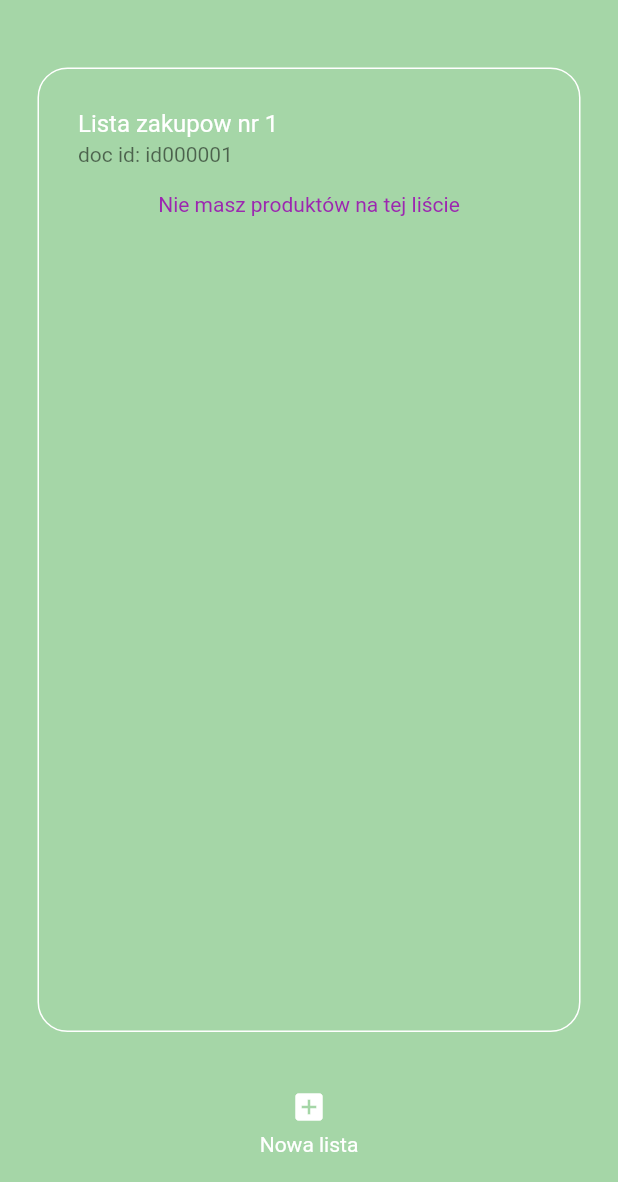
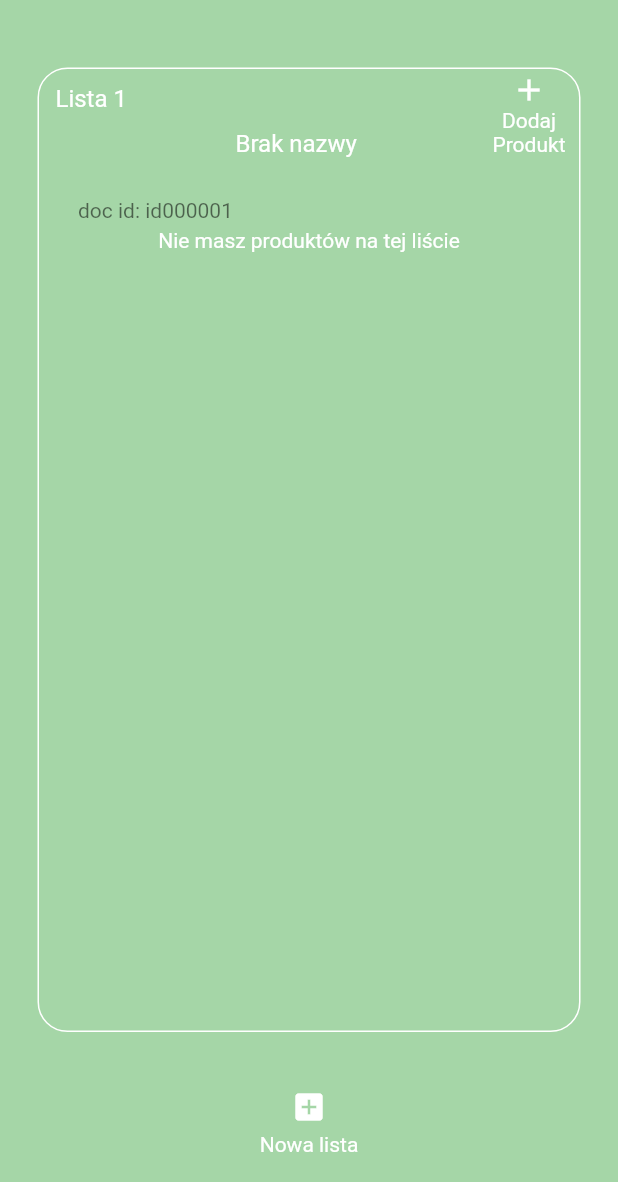
Before and after one commit to drekyyy/flutter_firebase_auth, a Flutter app: the screen it shows once a user with an empty profile is signed in, after a tap on "Nowa lista", on a phone screen of 412 x 824 dp, the part 54-1236 px from its top. Run offline on Flutter 3.47's test engine with Material 2 defaults, Android fonts, the phone set to English and light mode, and no system bars; our stand-ins replace cloud_firestore, firebase_auth, firebase_core, flutter_spinkit; accounts and stored records are empty.

Commit message:
feat(_buildList) change name of list (alertdialog window + backend), add product button

```diff
--- a/lib/screens/user/home_page/home_page.dart
+++ b/lib/screens/user/home_page/home_page.dart
@@ -1,5 +1,6 @@
 import 'package:cloud_firestore/cloud_firestore.dart';
 import 'package:flutter/material.dart';
+import 'package:flutter/services.dart';
 import 'package:flutter_shopping_list/screens/user/home_page/components/hamburger_menu.dart';
 import 'package:flutter_shopping_list/screens/user/settings_page/settings_page.dart';
 import 'package:flutter_shopping_list/services/authentication_service.dart';
@@ -62,10 +63,11 @@ class _HomePageState extends State<HomePage> {
                   builder: (context, AsyncSnapshot snapshot) {
                     if (!snapshot.hasData) return const Loading();
                     if (snapshot.data.docs.length == 0) {
-                      return const Text('Nie masz jeszcze listy zakupów',
-                          style: TextStyle(color: Colors.purple));
+                      return const Center(
+                          child: Text('Nie masz jeszcze listy zakupów',
+                              style: TextStyle(color: Colors.white)));
                     }
-                    //building listview for each shopping list
+                    //building horizontal listview for each shopping list
                     return ListView.builder(
                       shrinkWrap: true,
                       scrollDirection: Axis.horizontal,
@@ -93,12 +95,92 @@ Widget _buildList(BuildContext context, DocumentSnapshot listDoc, String userId,
       child: Column(children: [
         ListTile(
           onTap: () {},
-          title: Row(
-            children: [
-              Text('Lista zakupow nr ' + (index + 1).toString(),
-                  style: const TextStyle(color: Colors.white)),
-            ],
-          ),
+          title: Column(children: [
+            Row(mainAxisAlignment: MainAxisAlignment.spaceBetween, children: [
+              Container(
+                  transform: Matrix4.translationValues(-15.0, -30.0, 0.0),
+                  child: Text('Lista ' + (index + 1).toString(),
+                      style: const TextStyle(color: Colors.white))),
+              Flexible(
+                  child: TextButton(
+                      onPressed: () {},
+                      onLongPress: () {
+                        final _formKey = GlobalKey<FormState>();
+                        final TextEditingController listNameController =
+                            TextEditingController();
+                        String listName;
+                        String? firebaseResponse = '';
+                        showDialog<String>(
+                          context: context,
+                          builder: (BuildContext context) => AlertDialog(
+                            title: const Text('Zmiana nazwy listy',
+                                style: TextStyle(
+                                    color: Color.fromARGB(255, 165, 214, 167))),
+                            content: Form(
+                                key: _formKey,
+                                child: Column(
+                                  mainAxisSize: MainAxisSize.min,
+                                  children: [
+                                    TextFormField(
+                                        validator: (val) {
+                                          if (val == null || val.isEmpty) {
+                                            return 'Please enter some text.';
+                                          }
+                                          if (val.length > 20) {
+                                            return 'List name too long';
+                                          }
+
+                                          return null;
+                                        },
+                                        onChanged: (val) {
+                                          listName = val;
+                                        },
+                                        controller: listNameController,
+                                        decoration: InputDecoration(
+                                          labelText: "Nowa nazwa listy",
+                                        )),
+                                    Center(
+                                        child: TextButton(
+                                      onPressed: () async {
+                                        if (_formKey.currentState!.validate()) {
+                                          firebaseResponse =
+                                              await DatabaseService
+                                                  .changeNameOfShoppingList(
+                                                      houseId,
+                                                      listDoc.id.toString(),
+                                                      listNameController.text
+                                                          .trim());
+                                          Navigator.pop(context);
+                                        } else {
+                                          Text(firebaseResponse.toString());
+                                          firebaseResponse = '';
+                                        }
+                                      },
+                                      child: const Text('Ok',
+                                          style: TextStyle(
+                                              color: Color.fromARGB(
+                                                  255, 165, 214, 167))),
+                                    )),
+                                  ],
+                                )),
+                          ),
+                        );
+                      },
+                      child: Text(listDoc['name'],
+                          overflow: TextOverflow.ellipsis,
+                          style: const TextStyle(
+                              color: Colors.white, fontSize: 16)))),
+              Container(
+                  transform: Matrix4.translationValues(25.0, -20.0, 0.0),
+                  child: TextButton(
+                      onPressed: () {},
+                      child: Column(children: [
+                        Icon(Icons.add),
+                        Text('Dodaj'),
+                        Text('Produkt')
+                      ])))
+            ]),
+          ]),
           subtitle: Text('doc id: ' + listDoc.id),
         ),
         StreamBuilder(
@@ -112,8 +194,9 @@ Widget _buildList(BuildContext context, DocumentSnapshot listDoc, String userId,
             builder: (context, AsyncSnapshot snapshot) {
               if (!snapshot.hasData) return const Loading();
               if (snapshot.data.docs.length == 0) {
-                return const Text('Nie masz produktów na tej liście',
-                    style: TextStyle(color: Colors.purple));
+                return const Center(
+                    child: Text('Nie masz produktów na tej liście',
+                        style: TextStyle(color: Colors.white)));
               }
               return ListView.builder(
                 shrinkWrap: true,
--- a/lib/services/database_service.dart
+++ b/lib/services/database_service.dart
@@ -18,6 +18,7 @@ class DatabaseService {
   }
 
   static Future createShoppingList(String uid) async {
+    DateTime now = DateTime.now();
     dynamic userName = await getUserName(uid);
     dynamic houseId = await getHouseId(uid);
     await FirebaseFirestore.instance
@@ -25,7 +26,13 @@ class DatabaseService {
         .doc(houseId)
         .collection('shopping-lists')
         .doc()
-        .set({'name': 'Brak nazwy', 'createdBy': userName});
+        .set({
+      'name': 'Brak nazwy',
+      'createdBy': userName,
+      'dateWhenCreated': '${now.year}/${now.month}/${now.day}',
+      'hourWhenCreated': '${now.hour}:${now.minute}',
+      'timestamp': now.millisecondsSinceEpoch
+    });
   }
 
   static Future addProductToShoppingList(
@@ -38,6 +45,17 @@ class DatabaseService {
         .collection('products')
         .doc()
         .set({'name': productName});
+  }
+
+  static Future changeNameOfShoppingList(
+      String houseId, String shoppingListId, String listName) async {
+    await FirebaseFirestore.instance
+        .collection('houses')
+        .doc(houseId)
+        .collection('shopping-lists')
+        .doc(shoppingListId)
+        .update({'name': listName}).catchError(
+            (error) => print("Failed to update user: $error"));
   }
 
   static Future getHouseId(userid) async {
```
